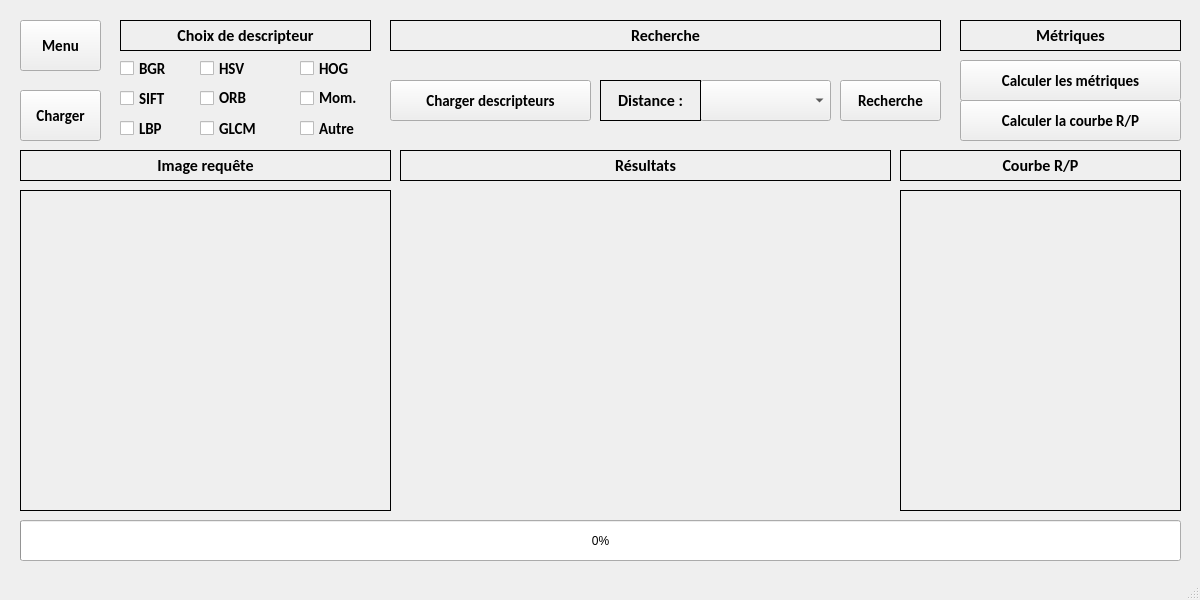
The window that src/search.ui (yoest/mir-project) describes before a commit, drawn with Qt 5.
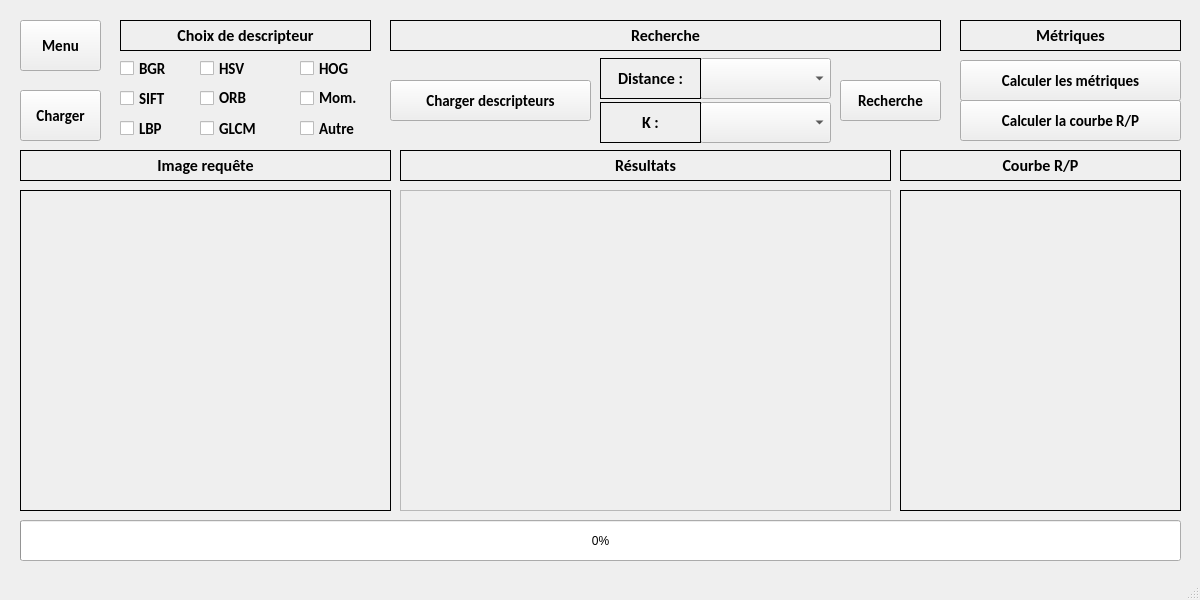
The same window after the commit.

Commit message: complete three tasks of the todo list about the search

```diff
--- a/src/search.ui
+++ b/src/search.ui
@@ -333,21 +333,6 @@
      <set>Qt::AlignCenter</set>
     </property>
    </widget>
-   <widget class="QWidget" name="gridLayoutWidget">
-    <property name="geometry">
-     <rect>
-      <x>400</x>
-      <y>190</y>
-      <width>491</width>
-      <height>321</height>
-     </rect>
-    </property>
-    <layout class="QGridLayout" name="gridLayout">
-     <property name="topMargin">
-      <number>0</number>
-     </property>
-    </layout>
-   </widget>
    <widget class="QLabel" name="label_courbe">
     <property name="geometry">
      <rect>
@@ -382,7 +367,7 @@
     <property name="geometry">
      <rect>
       <x>700</x>
-      <y>80</y>
+      <y>58</y>
       <width>131</width>
       <height>41</height>
      </rect>
@@ -392,7 +377,7 @@
     <property name="geometry">
      <rect>
       <x>600</x>
-      <y>80</y>
+      <y>58</y>
       <width>101</width>
       <height>41</height>
      </rect>
@@ -616,6 +601,95 @@
      <string>Calculer les métriques</string>
     </property>
    </widget>
+   <widget class="QLabel" name="label_10">
+    <property name="geometry">
+     <rect>
+      <x>600</x>
+      <y>102</y>
+      <width>101</width>
+      <height>41</height>
+     </rect>
+    </property>
+    <property name="font">
+     <font>
+      <family>Calibri</family>
+      <pointsize>12</pointsize>
+      <weight>75</weight>
+      <bold>true</bold>
+     </font>
+    </property>
+    <property name="frameShape">
+     <enum>QFrame::Panel</enum>
+    </property>
+    <property name="text">
+     <string>K :</string>
+    </property>
+    <property name="alignment">
+     <set>Qt::AlignCenter</set>
+    </property>
+   </widget>
+   <widget class="QComboBox" name="combo_box_k">
+    <property name="geometry">
+     <rect>
+      <x>700</x>
+      <y>102</y>
+      <width>131</width>
+      <height>41</height>
+     </rect>
+    </property>
+   </widget>
+   <widget class="QScrollArea" name="scroll_area">
+    <property name="geometry">
+     <rect>
+      <x>400</x>
+      <y>190</y>
+      <width>491</width>
+      <height>321</height>
+     </rect>
+    </property>
+    <property name="widgetResizable">
+     <bool>true</bool>
+    </property>
+    <widget class="QWidget" name="scrollAreaWidgetContents_3">
+     <property name="geometry">
+      <rect>
+       <x>0</x>
+       <y>0</y>
+       <width>489</width>
+       <height>319</height>
+      </rect>
+     </property>
+    </widget>
+   </widget>
+   <zorder>label</zorder>
+   <zorder>checkbox_hist_color</zorder>
+   <zorder>checkbox_hsv</zorder>
+   <zorder>checkbox_sift</zorder>
+   <zorder>checkbox_orb</zorder>
+   <zorder>checkbox_glcm</zorder>
+   <zorder>checkbox_lbp</zorder>
+   <zorder>checkbox_hog</zorder>
+   <zorder>checkbox_moments</zorder>
+   <zorder>label_2</zorder>
+   <zorder>label_requete</zorder>
+   <zorder>progress_bar</zorder>
+   <zorder>label_4</zorder>
+   <zorder>label_5</zorder>
+   <zorder>label_courbe</zorder>
+   <zorder>combo_box_distance</zorder>
+   <zorder>label_7</zorder>
+   <zorder>label_8</zorder>
+   <zorder>label_9</zorder>
+   <zorder>search_btn</zorder>
+   <zorder>calcul_rp_curve_btn</zorder>
+   <zorder>checkbox_other</zorder>
+   <zorder>load_btn</zorder>
+   <zorder>load_desc_btn</zorder>
+   <zorder>menu_btn</zorder>
+   <zorder>calcul_metric_btn</zorder>
+   <zorder>combo_box_k</zorder>
+   <zorder>scrollArea</zorder>
+   <zorder>label_10</zorder>
   </widget>
   <widget class="QMenuBar" name="menubar">
    <property name="geometry">
```
Left out of the diff: 2 changed lines with no effect on the pictures. The commit also changes 8 other files.
